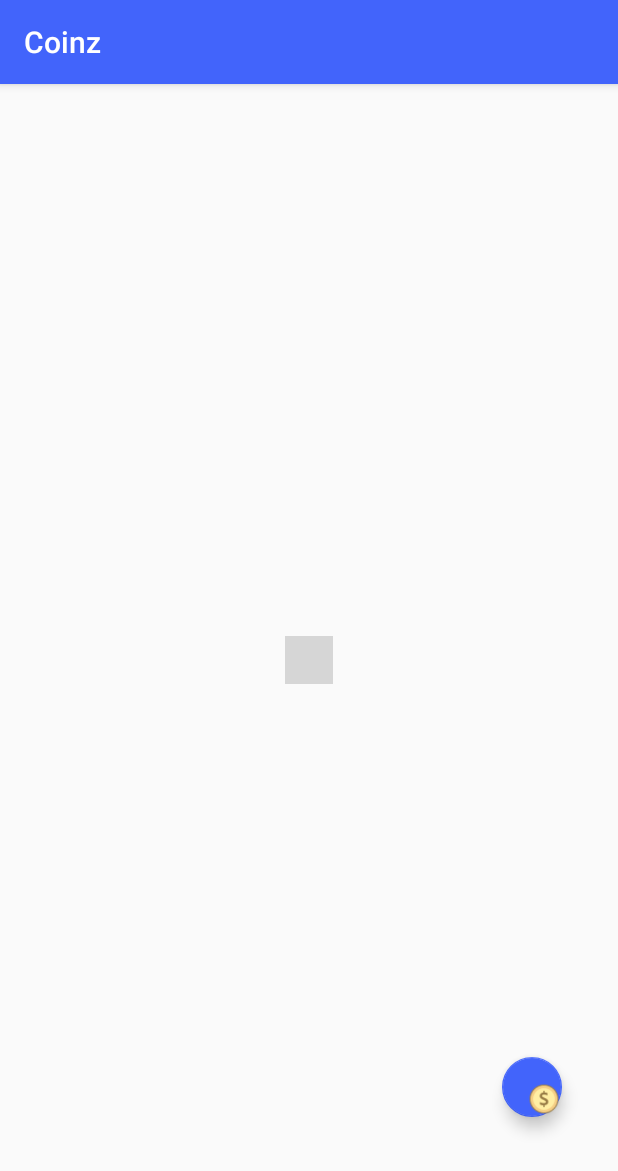
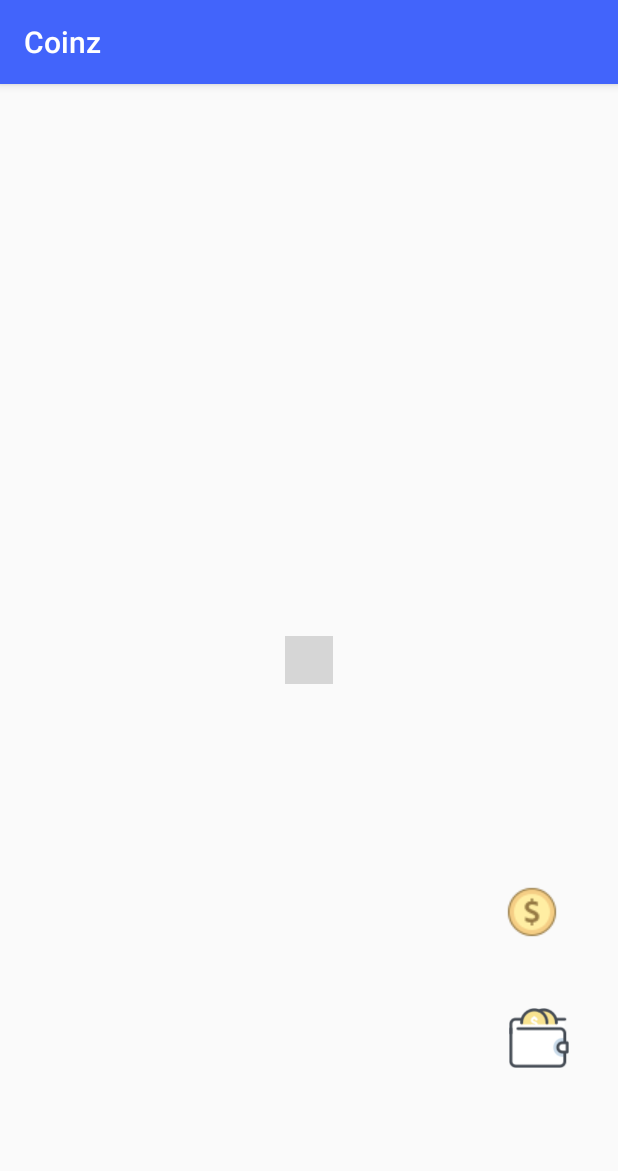
Before and after one commit to bbocwang/Coinz, an Android app: the GameActivity screen opened directly, with no data from a screen before it, after a tap on an icon or button, on a phone screen of 412 x 824 dp. Shown: the top 1171 px of the screen. Run offline under Robolectric (Android 15) with nearby library versions, the phone set to English and light mode, and no system bars; our stand-ins replace Firebase (no records; nobody signed in at launch, a user with empty details on screens opened directly); libraries missing offline, so code that uses them is left out: com.mapbox.android, com.mapbox.geojson, com.mapbox.mapboxsdk; plain views replace MapView; network calls fail; 11 statements that could not run were skipped; grey boxes are pictures that could not be loaded.

```diff
--- a/app/build.gradle
+++ b/app/build.gradle
@@ -36,6 +36,8 @@ dependencies {
     implementation 'com.google.firebase:firebase-firestore:17.1.3'
     implementation 'android.arch.core:runtime:1.1.1'
     implementation 'android.arch.core:common:1.1.1'
+    implementation 'com.android.support:support-v4:28.0.0'
+    implementation 'com.google.firebase:firebase-database:16.0.5'
     testImplementation 'junit:junit:4.12'
     androidTestImplementation 'com.android.support.test:runner:1.0.2'
     androidTestImplementation 'com.android.support.test.espresso:espresso-core:3.0.2'
--- a/app/src/main/java/uk/ac/ed/coinz/DownloadCompleteRunner.java
+++ b/app/src/main/java/uk/ac/ed/coinz/DownloadCompleteRunner.java
@@ -5,7 +5,7 @@ public class DownloadCompleteRunner{
 
     public static void downloadComplete(String result){
         DownloadCompleteRunner.result = result;
-        }
+    }
 
 
 }
--- a/app/src/main/java/uk/ac/ed/coinz/GameActivity.java
+++ b/app/src/main/java/uk/ac/ed/coinz/GameActivity.java
@@ -15,6 +15,11 @@ import android.util.Log;
 import android.view.View;
 import android.widget.Toast;
 
+import com.google.firebase.database.DataSnapshot;
+import com.google.firebase.database.DatabaseError;
+import com.google.firebase.database.DatabaseReference;
+import com.google.firebase.database.FirebaseDatabase;
+import com.google.firebase.database.ValueEventListener;
 import com.mapbox.android.core.location.LocationEngine;
 import com.mapbox.android.core.location.LocationEngineListener;
 import com.mapbox.android.core.location.LocationEnginePriority;
@@ -76,6 +81,10 @@ public class GameActivity extends AppCompatActivity implements OnMapReadyCallbac
     private Marker coinMarker;
     private ArrayList<Marker> markers;
 
+    private FirebaseDatabase database;
+    private DatabaseReference coinsRef;
+
+
 
     @Override
     protected void onCreate(Bundle savedInstanceState) {
@@ -86,17 +95,45 @@ public class GameActivity extends AppCompatActivity implements OnMapReadyCallbac
         mapView.onCreate(savedInstanceState);
         mapView.getMapAsync(this);
         findViewById(R.id.collectButton).setOnClickListener(this);
+        findViewById(R.id.wallet).setOnClickListener(this);
+        connectDatabase();
     }
+
 
     public void onClick(View view){
         switch (view.getId()){
             case R.id.collectButton:
                 collect();
                 break;
+            case R.id.wallet:
+                startActivity(new Intent(this,WalletActivity.class));
         }
     }
 
+    private void connectDatabase() {
+        // Write a message to the database
+        database = FirebaseDatabase.getInstance();
+        coinsRef = database.getReference("coins");
+        coinsRef.addValueEventListener(new ValueEventListener() {
+            @Override
+            public void onDataChange(DataSnapshot dataSnapshot) {
+                // This method is called once with the initial value and again
+                // whenever data at this location is updated.
+                String value = dataSnapshot.getValue(String.class);
+                Log.d(tag, "Value is: " + value);
+            }
+
+            @Override
+            public void onCancelled(DatabaseError error) {
+                // Failed to read value
+                Log.w(tag, "Failed to read value.", error.toException());
+            }
+        });
+    }
+
     private void collect() {
+        boolean result = false;
+        Log.d(tag,"[size of features]:"+features.size());
         for (Feature feature : features) {
             Geometry geometry = feature.geometry();
             Point p = (Point) geometry;
@@ -124,10 +161,16 @@ public class GameActivity extends AppCompatActivity implements OnMapReadyCallbac
 
             float distanceInMeters = originLocation.distanceTo(markerLoc);
             if(distanceInMeters <= 20){
-                Log.d(tag,"get coin"+currency+value+"current location"+originLocation.toString());
-            }else{
-                Log.d(tag,"no coins in 20m"+"current location"+originLocation.toString());
+                Log.d(tag,"[get coin!]"+currency+value+"current location"+originLocation.toString());
+                Toast.makeText(this,"You Got a Coin!",Toast.LENGTH_LONG).show();
+                Coin coin = new Coin(id,value,currency);
+                coinsRef.child(id).setValue(coin);
+                result = true;
             }
+        }
+        if(result == false){
+            Log.d(tag,"No coins around you");
+            Toast.makeText(this,"No coins around you! try to walk around",Toast.LENGTH_LONG).show();
         }
     }
 
--- a/app/src/main/res/layout/activity_game.xml
+++ b/app/src/main/res/layout/activity_game.xml
@@ -21,7 +21,7 @@
         mapbox:mapbox_cameraZoom="15"
         />
 
-    <android.support.design.widget.FloatingActionButton
+    <ImageView
         android:id="@+id/collectButton"
         android:layout_width="40dp"
         android:layout_height="40dp"
@@ -32,14 +32,28 @@
         android:clickable="true"
         android:visibility="visible"
         app:srcCompat="@drawable/coin3"
-        mapbox:backgroundTint="@color/colorPrimary"
         mapbox:layout_constraintBottom_toBottomOf="parent"
         mapbox:layout_constraintEnd_toEndOf="parent"
-        mapbox:layout_constraintHorizontal_bias="0.917"
+        mapbox:layout_constraintHorizontal_bias="0.918"
         mapbox:layout_constraintStart_toStartOf="parent"
         mapbox:layout_constraintTop_toTopOf="parent"
-        mapbox:layout_constraintVertical_bias="0.9"
-        mapbox:rippleColor="@color/colorPrimaryDark" />
+        mapbox:layout_constraintVertical_bias="0.736" />
+
+    <ImageView
+        android:id="@+id/wallet"
+        android:layout_width="40dp"
+        android:layout_height="40dp"
+        android:layout_marginBottom="8dp"
+        android:layout_marginEnd="8dp"
+        android:layout_marginStart="8dp"
+        android:layout_marginTop="8dp"
+        app:srcCompat="@drawable/wallet"
+        mapbox:layout_constraintBottom_toBottomOf="parent"
+        mapbox:layout_constraintEnd_toEndOf="parent"
+        mapbox:layout_constraintHorizontal_bias="0.931"
+        mapbox:layout_constraintStart_toStartOf="parent"
+        mapbox:layout_constraintTop_toTopOf="parent"
+        mapbox:layout_constraintVertical_bias="0.854" />
 
 
 </android.support.constraint.ConstraintLayout>
--- a/app/src/main/res/values/colors.xml
+++ b/app/src/main/res/values/colors.xml
@@ -4,4 +4,6 @@
     <color name="colorPrimaryDark">#4264fb</color>
     <color name="colorAccent">#FF4081</color>
     <color name="mapboxWhite">#ffffff</color>
+
+    <color name="black_overlay">#66000000</color>
 </resources>
--- a/app/src/main/res/values/strings.xml
+++ b/app/src/main/res/values/strings.xml
@@ -18,4 +18,8 @@
     <string name="name">Name</string>
     <string name="user_location_permission_explanation" />
     <string name="user_location_permission_not_granted" />
+
+    <string name="title_activity_wallet">WalletActivity</string>
+    <string name="dummy_button">Dummy Button</string>
+    <string name="dummy_content">DUMMY\nCONTENT</string>
 </resources>
```
Also changed, not shown: app/src/main/AndroidManifest.xml (+4 -3 lines), app/src/main/java/uk/ac/ed/coinz/Coin.java (added, +43 -0 lines), app/src/main/java/uk/ac/ed/coinz/DownloadFileTask.java (deleted, +0 -48 lines), app/src/main/java/uk/ac/ed/coinz/WalletActivity.java (added, +13 -0 lines), app/src/main/res/layout/activity_wallet.xml (added, +22 -0 lines), app/src/main/res/values/attrs.xml (added, +12 -0 lines), app/src/main/res/values/styles.xml (+12 -0 lines), app/src/main/res/drawable-v24/wallet.png (added).
